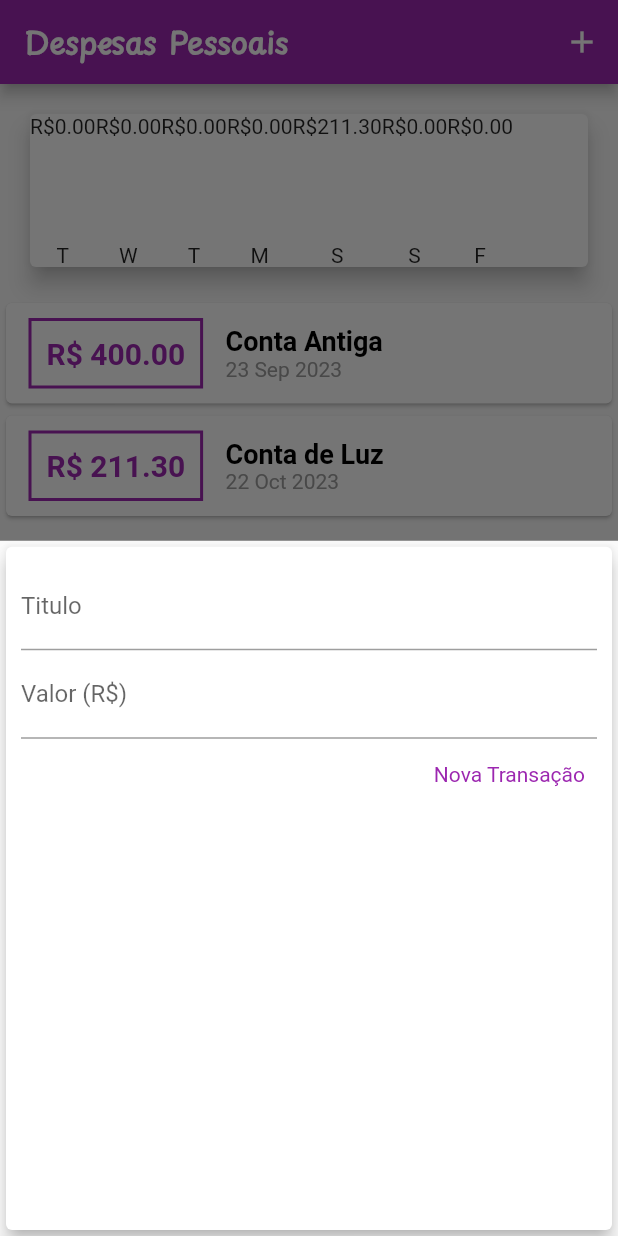
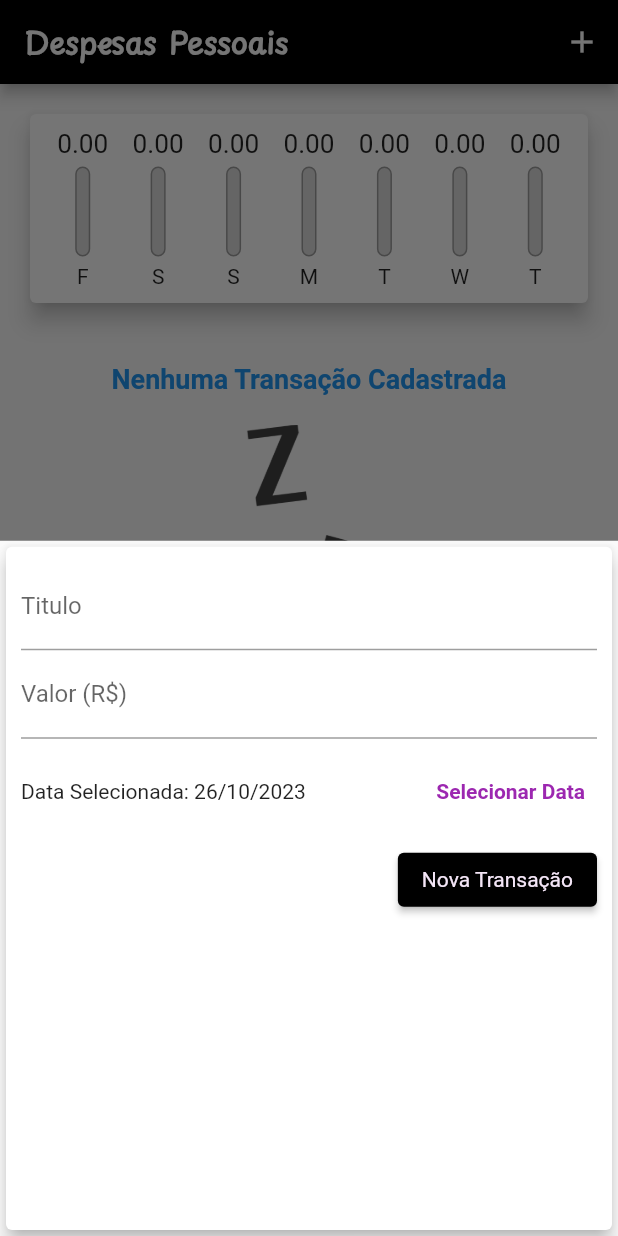
Before and after one commit to Hommer95/App, a Flutter app: the screen it shows after launch, after a tap on the "add" icon, on a phone screen of 412 x 824 dp. Run offline on Flutter 3.47's test engine with Material 2 defaults, Android fonts, the phone set to English and light mode, and no system bars; project files that could hold a hidden picture were left out.

Commit message:
AppFim
Finalização da primeira parte do Projeto de (Despesas Pessoais)

```diff
--- a/lib/components/chart.dart
+++ b/lib/components/chart.dart
@@ -1,7 +1,6 @@
 import 'package:expenses/models/transaction.dart';
 import 'package:flutter/material.dart';
 import 'package:intl/intl.dart';
-import '../models/transaction.dart';
 import 'chart_bar.dart';
 
 class Chart extends StatelessWidget {
@@ -30,23 +29,36 @@ class Chart extends StatelessWidget {
         'day': DateFormat.E().format(weekDay)[0],
         'value': totalSum,
       };
+    }).reversed.toList();
+  }
+
+  double get _weekTotalValue {
+    return groupedTransactions.fold(0.0, (sum, tr) {
+      return sum + (tr['value'] as double);
     });
   }
 
   @override
   Widget build(BuildContext context) {
-    groupedTransactions;
     return Card(
       elevation: 6,
       margin: const EdgeInsets.all(20),
-      child: Row(
-        children: groupedTransactions.map((tr) {
-          return ChartBar(
-            label: tr['day'] as String,
-            value: tr['value'] as double,
-            percentage: 0,
-          );
-        }).toList(),
+      child: Padding(
+        padding: const EdgeInsets.all(10),
+        child: Row(
+          mainAxisAlignment: MainAxisAlignment.spaceAround,
+          children: groupedTransactions.map((tr) {
+            return Flexible(
+                fit: FlexFit.tight,
+                child: ChartBar(
+                  label: tr['day'] as String,
+                  value: tr['value'] as double,
+                  percentage: _weekTotalValue == 0
+                      ? 0
+                      : (tr['value'] as double) / _weekTotalValue,
+                ));
+          }).toList(),
+        ),
       ),
     );
   }
--- a/lib/components/chart_bar.dart
+++ b/lib/components/chart_bar.dart
@@ -1,7 +1,7 @@
 import 'package:flutter/material.dart';
 
 class ChartBar extends StatelessWidget {
-  ChartBar(
+  const ChartBar(
       {super.key,
       required this.label,
       required this.value,
@@ -15,12 +15,40 @@ class ChartBar extends StatelessWidget {
   Widget build(BuildContext context) {
     return Column(
       children: <Widget>[
-        Text('R\$${value.toStringAsFixed(2)}'),
+        SizedBox(
+          height: 20,
+          child: FittedBox(
+            child: Text(value.toStringAsFixed(2)),
+          ),
+        ),
         const SizedBox(height: 5),
-        const SizedBox(
+        SizedBox(
           height: 60,
           width: 10,
-          child: null,
+          child: Stack(
+            alignment: Alignment.bottomCenter,
+            children: <Widget>[
+              Container(
+                decoration: BoxDecoration(
+                  border: Border.all(
+                    color: Colors.grey,
+                    width: 1.0,
+                  ),
+                  color: const Color.fromRGBO(220, 220, 220, 1),
+                  borderRadius: BorderRadius.circular(5),
+                ),
+              ),
+              FractionallySizedBox(
+                heightFactor: percentage,
+                child: Container(
+                  decoration: BoxDecoration(
+                    color: Theme.of(context).primaryColor,
+                    borderRadius: BorderRadius.circular(5),
+                  ),
+                ),
+              )
+            ],
+          ),
         ),
         const SizedBox(height: 5),
         Text(label),
--- a/lib/components/transaction_form.dart
+++ b/lib/components/transaction_form.dart
@@ -1,7 +1,8 @@
 import 'package:flutter/material.dart';
+import 'package:intl/intl.dart';
 
 class TransactionForm extends StatefulWidget {
-  final void Function(String, double) onSubmit;
+  final void Function(String, double, DateTime) onSubmit;
 
   const TransactionForm(this.onSubmit, {super.key});
 
@@ -10,17 +11,35 @@ class TransactionForm extends StatefulWidget {
 }
 
 class _TransactionFormState extends State<TransactionForm> {
-  final titleController = TextEditingController();
+  final _titleController = TextEditingController();
 
-  final valueController = TextEditingController();
+  final _valueController = TextEditingController();
+  DateTime _selectedDate = DateTime.now();
 
   _submitForm() {
-    final title = titleController.text;
-    final value = double.tryParse(valueController.text) ?? 0.0;
+    final title = _titleController.text;
+    final value = double.tryParse(_valueController.text) ?? 0.0;
     if (title.isEmpty || value <= 0) {
       return;
     }
-    widget.onSubmit(title, value);
+    widget.onSubmit(title, value, _selectedDate);
+  }
+
+  _showDatePicker() {
+    showDatePicker(
+      context: context,
+      initialDate: DateTime.now(),
+      firstDate: DateTime(2019),
+      lastDate: DateTime.now(),
+    ).then((pickedDate) {
+      if (pickedDate == null) {
+        return;
+      }
+
+      setState(() {
+        _selectedDate = pickedDate;
+      });
+    });
   }
 
   @override
@@ -32,14 +51,14 @@ class _TransactionFormState extends State<TransactionForm> {
         child: Column(
           children: <Widget>[
             TextField(
-              controller: titleController,
+              controller: _titleController,
               onSubmitted: (_) => _submitForm(),
               decoration: const InputDecoration(
                 labelText: 'Titulo',
               ),
             ),
             TextField(
-              controller: valueController,
+              controller: _valueController,
               onSubmitted: (_) => _submitForm(),
               keyboardType:
                   const TextInputType.numberWithOptions(decimal: true),
@@ -47,13 +66,40 @@ class _TransactionFormState extends State<TransactionForm> {
                 labelText: 'Valor (R\$)',
               ),
             ),
+            SizedBox(
+              height: 70,
+              child: Row(
+                children: <Widget>[
+                  Expanded(
+                    child: Text(
+                      // ignore: unnecessary_null_comparison
+                      _selectedDate == null
+                          ? 'Nenhuma Data Selecionada!'
+                          : 'Data Selecionada: ${DateFormat('d/M/y').format(_selectedDate)}',
+                    ),
+                  ),
+                  TextButton(
+                    style: ButtonStyle(
+                        foregroundColor:
+                            MaterialStateProperty.all<Color>(Colors.purple)),
+                    onPressed: _showDatePicker,
+                    child: const Text(
+                      'Selecionar Data',
+                      style: TextStyle(
+                        fontWeight: FontWeight.bold,
+                      ),
+                    ),
+                  )
+                ],
+              ),
+            ),
             Row(
               mainAxisAlignment: MainAxisAlignment.end,
               children: <Widget>[
-                TextButton(
+                ElevatedButton(
                   style: ButtonStyle(
-                    foregroundColor:
-                        MaterialStateProperty.all<Color>(Colors.purple),
+                    foregroundColor: MaterialStateProperty.all<Color>(
+                        const Color.fromARGB(255, 244, 230, 247)),
                   ),
                   onPressed: _submitForm,
                   child: const Text('Nova Transação'),
--- a/lib/components/transaction_list.dart
+++ b/lib/components/transaction_list.dart
@@ -4,12 +4,13 @@ import 'package:intl/intl.dart';
 
 class TransactionList extends StatelessWidget {
   final List<Transaction> transactions;
-  const TransactionList(this.transactions, {super.key});
+  final void Function(String) onRemove;
+  const TransactionList(this.transactions, this.onRemove, {super.key});
 
   @override
   Widget build(BuildContext context) {
     return SizedBox(
-      height: 300,
+      height: 430,
       child: transactions.isEmpty
           ? Column(
               children: <Widget>[
@@ -33,44 +34,32 @@ class TransactionList extends StatelessWidget {
               itemBuilder: (ctx, index) {
                 final tr = transactions[index];
                 return Card(
-                  child: Row(
-                    children: <Widget>[
-                      Container(
-                        margin: const EdgeInsets.symmetric(
-                            horizontal: 15, vertical: 10),
-                        decoration: BoxDecoration(
-                            border: Border.all(
-                          color: Theme.of(context).colorScheme.primary,
-                          width: 2,
-                        )),
-                        padding: const EdgeInsets.all(10),
-                        child: Text(
-                          'R\$ ${tr.value.toStringAsFixed(2)}',
-                          style: TextStyle(
-                            fontWeight: FontWeight.bold,
-                            fontSize: 20,
-                            color: Theme.of(context).colorScheme.primary,
+                    elevation: 5,
+                    margin:
+                        const EdgeInsets.symmetric(vertical: 8, horizontal: 5),
+                    child: ListTile(
+                      leading: CircleAvatar(
+                        radius: 30,
+                        child: Padding(
+                          padding: const EdgeInsets.all(6),
+                          child: FittedBox(
+                            child: Text('R\$${tr.value}'),
                           ),
                         ),
                       ),
-                      Column(
-                        crossAxisAlignment: CrossAxisAlignment.start,
-                        children: <Widget>[
-                          Text(
+                      title: Text(
                         tr.title,
                         style: Theme.of(context).textTheme.titleLarge,
                       ),
-                          Text(
+                      subtitle: Text(
                         DateFormat('d MMM y').format(tr.date),
-                            style: const TextStyle(
-                              color: Colors.grey,
                       ),
+                      trailing: IconButton(
+                        icon: const Icon(Icons.delete),
+                        color: Theme.of(context).errorColor,
+                        onPressed: () => onRemove(tr.id),
                       ),
-                        ],
-                      )
-                    ],
-                  ),
-                );
+                    ));
               },
             ),
     );
--- a/lib/main.dart
+++ b/lib/main.dart
@@ -8,7 +8,6 @@ import 'package:flutter/material.dart';
 import 'dart:math';
 import 'components/transaction_list.dart';
 import 'models/transaction.dart';
-import 'components/chart.dart';
 
 main() => runApp(const ExpensesesApp());
 
@@ -22,15 +21,15 @@ class ExpensesesApp extends StatelessWidget {
       home: MyHomePage(),
       theme: tema.copyWith(
         colorScheme: tema.colorScheme.copyWith(
-          primary: Colors.purple,
-          secondary: Colors.amber,
+          primary: Colors.black,
+          secondary: Colors.grey[600],
         ),
         textTheme: tema.textTheme.copyWith(
           titleLarge: const TextStyle(
             fontFamily: 'Roboto',
             fontSize: 18,
             fontWeight: FontWeight.bold,
-            color: Colors.black,
+            color: Colors.blue,
           ),
         ),
         appBarTheme: const AppBarTheme(
@@ -52,20 +51,7 @@ class MyHomePage extends StatefulWidget {
 }
 
 class _MyHomePageState extends State<MyHomePage> {
-  final List<Transaction> _transactions = [
-    Transaction(
-      id: 't0',
-      title: 'Conta Antiga',
-      value: 400.00,
-      date: DateTime.now().subtract(const Duration(days: 33)),
-    ),
-    Transaction(
-      id: 't2',
-      title: 'Conta de Luz',
-      value: 211.30,
-      date: DateTime.now().subtract(const Duration(days: 4)),
-    ),
-  ];
+  final List<Transaction> _transactions = [];
 
   List<Transaction> get _recentTransactions {
     return _transactions.where((tr) {
@@ -76,17 +62,23 @@ class _MyHomePageState extends State<MyHomePage> {
   }
 
   // ignore: unused_element
-  _addTransaction(String title, double value) {
+  _addTransaction(String title, double value, DateTime date) {
     final newTransacion = Transaction(
       id: Random().nextDouble().toString(),
       title: title,
       value: value,
-      date: DateTime.now(),
+      date: date,
     );
     setState(() {
       _transactions.add(newTransacion);
     });
     Navigator.of(context).pop();
+  }
+
+  _removeTransaction(String id) {
+    setState(() {
+      _transactions.removeWhere((tr) => tr.id == id);
+    });
   }
 
   // ignore: unused_element
@@ -115,7 +107,7 @@ class _MyHomePageState extends State<MyHomePage> {
           crossAxisAlignment: CrossAxisAlignment.stretch,
           children: <Widget>[
             Chart(recentTransaction: _recentTransactions),
-            TransactionList(_transactions),
+            TransactionList(_transactions, _removeTransaction),
           ],
         ),
       ),
```
Lines whose indentation alone changed are shown as unchanged.
